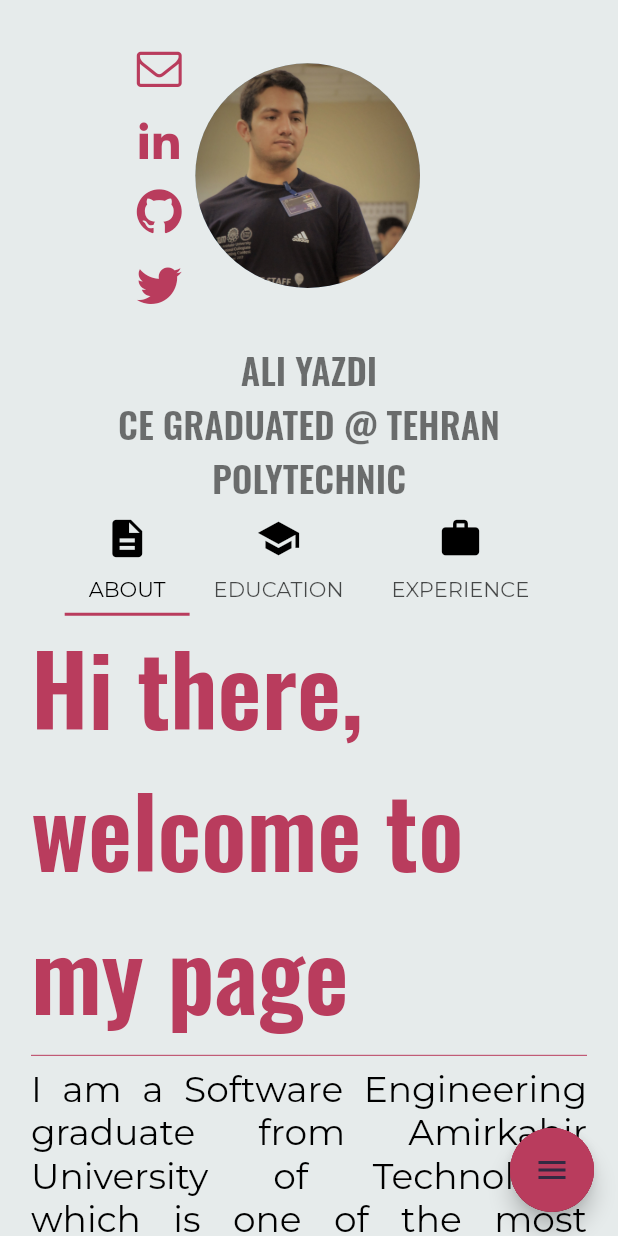
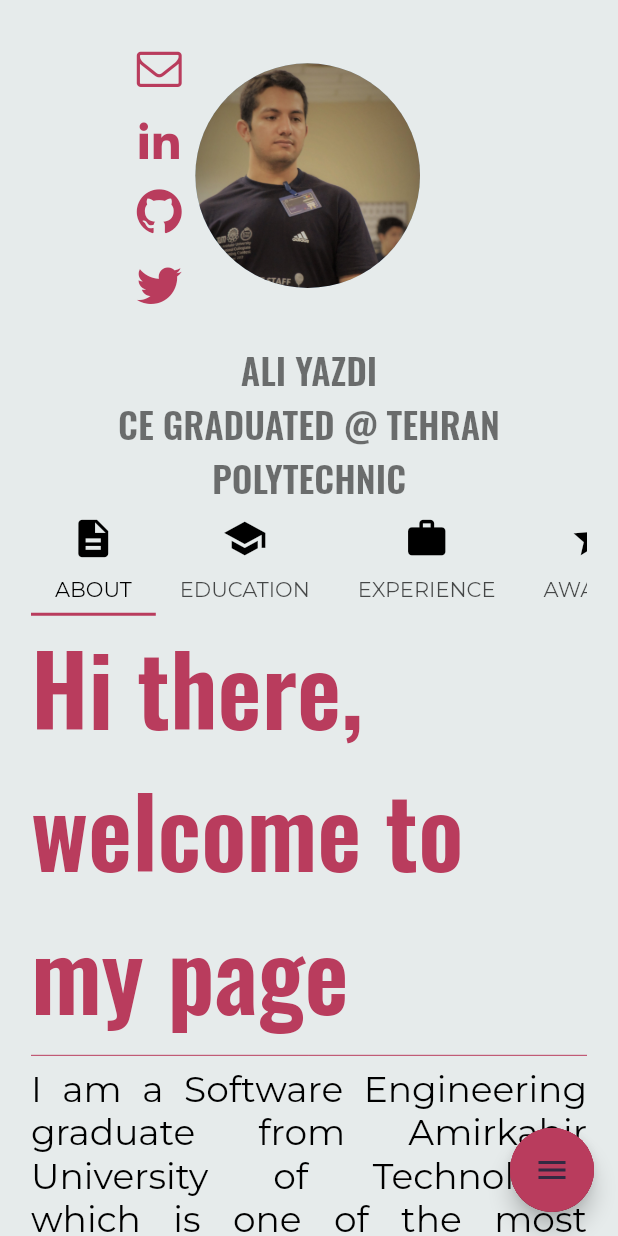
Before and after one commit to aliyazdi75/aliyazdi75.github.io, a Flutter app: the screen it shows after launch, on a phone screen of 412 x 824 dp. Run offline on Flutter 3.47's test engine with Material 2 defaults, Android fonts, the phone set to English and light mode, and no system bars; our stand-ins replace flutter_localized_locales, google_fonts, shared_preferences; missing offline and left inert: dart:html.

Commit message:
1. fix some bug and improvement 2. add awards

```diff
--- a/lib/core/constants/src/urls.dart
+++ b/lib/core/constants/src/urls.dart
@@ -7,6 +7,7 @@ const cvUrl = 'https://github.com/aliyazdi75/Resume/raw/master/CV.pdf';
 
 const downloadPage =
     'https://github.com/aliyazdi75/aliyazdi75.github.io/releases';
+const flutterPage = 'https://flutter.dev';
 
 const topRankUniversity = 'https://ur.isc.gov.ir/#Technology';
 
@@ -16,3 +17,5 @@ const schoolWebsite = 'http://adab.sch.ir/HSchool';
 const tarafdariWebsite = 'https://tarafdari.com';
 const applicationUrl =
     'https://play.google.com/store/apps/details?id=com.tarafdari.news';
+
+const iwmfWebsite = 'https://iwmf.ir';
--- a/lib/data/icons.dart
+++ b/lib/data/icons.dart
@@ -24,8 +24,4 @@ class MySiteIcons {
     0xe904,
     fontFamily: mySiteIconsFont,
   );
-  static const IconData heart = IconData(
-    0xe905,
-    fontFamily: mySiteIconsFont,
-  );
 }
--- a/lib/screens/home/components/src/info/Info.dart
+++ b/lib/screens/home/components/src/info/Info.dart
@@ -4,6 +4,7 @@ import 'package:my_site/l10n/my_site_localizations.dart';
 import 'package:my_site/layout/adaptive.dart';
 
 import 'about.dart';
+import 'awards.dart';
 import 'education.dart';
 import 'experience.dart';
 import 'slider.dart';
@@ -28,10 +29,13 @@ class Info extends StatefulWidget {
 }
 
 class _InfoState extends State<Info> {
+  final materialFont = 'MaterialIcons';
   final List<_InfoItem> infoItems = <_InfoItem>[
     _InfoItem(icon: Icons.description, info: About()),
     _InfoItem(icon: Icons.school, info: Education()),
     _InfoItem(icon: Icons.work, info: Experience()),
+    // Should be Icons.emoji_events
+    _InfoItem(icon: Icons.star, info: Awards()),
   ];
 
   PageController _pageController;
@@ -58,6 +62,7 @@ class _InfoState extends State<Info> {
     infoItems[0].title = localizations.aboutTitle;
     infoItems[1].title = localizations.educationTitle;
     infoItems[2].title = localizations.experienceTitle;
+    infoItems[3].title = localizations.awardsTitle;
 
     return AdaptiveSize(
       large: Row(
@@ -96,8 +101,7 @@ class _InfoState extends State<Info> {
                   valueIndicatorTextStyle: theme.textTheme.headline6.copyWith(
                     fontSize: 30.0,
                     color: theme.primaryColor,
-                    fontFamily:
-                        infoItems[_discreteSliderValue.round()].icon.fontFamily,
+                    fontFamily: materialFont,
                   ),
                 ),
                 child: Slider.adaptive(
--- a/lib/screens/home/components/src/info/about.dart
+++ b/lib/screens/home/components/src/info/about.dart
@@ -20,10 +20,10 @@ class _AboutState extends State<About> {
     final aboutUniversityRank = localizations.aboutUniversityRank;
     final aboutMe = localizations.aboutMe(aboutUniversityRank);
     final aboutUniversityRankIndex = aboutMe.indexOf(aboutUniversityRank);
-    final samplesRepoIndexEnd =
+    final aboutUniversityRankIndexEnd =
         aboutUniversityRankIndex + aboutUniversityRank.length;
     final aboutMeFirst = aboutMe.substring(0, aboutUniversityRankIndex);
-    final aboutMeSecond = aboutMe.substring(samplesRepoIndexEnd);
+    final aboutMeSecond = aboutMe.substring(aboutUniversityRankIndexEnd);
 
     return Column(
       mainAxisAlignment: isMediumDisplay(context)
--- a/lib/screens/home/components/src/info/experience.dart
+++ b/lib/screens/home/components/src/info/experience.dart
@@ -48,7 +48,7 @@ class _ExperienceState extends State<Experience> {
           crossAxisAlignment: CrossAxisAlignment.start,
           children: <Widget>[
             Padding(
-              padding: EdgeInsets.only(top: 30.0),
+              padding: EdgeInsets.only(top: 50.0),
               child: RotatedBox(
                 quarterTurns: isFarsiLocale(context) ? 1 : 3,
                 child: Text(
@@ -117,7 +117,7 @@ class _ExperienceState extends State<Experience> {
               ),
             ),
             Padding(
-              padding: EdgeInsets.only(top: 50.0),
+              padding: EdgeInsets.only(top: 65.0),
               child: RotatedBox(
                 quarterTurns: isFarsiLocale(context) ? 3 : 1,
                 child: Text(
@@ -130,7 +130,7 @@ class _ExperienceState extends State<Experience> {
         ),
         RaisedButton(
           shape: StadiumBorder(),
-          child: Text(localizations.downloadApplication),
+          child: Text(localizations.applicationPage),
           onPressed: () async {
             if (await canLaunch(applicationUrl)) {
               await launch(
--- a/lib/screens/home/components/src/menu/helper.dart
+++ b/lib/screens/home/components/src/menu/helper.dart
@@ -37,7 +37,7 @@ class Helper {
   }
 
   static Widget getDownloadIcon() {
-    return Icon(Icons.file_download);
+    return Icon(Icons.get_app);
   }
 
   static void onLocalChanged(BuildContext context) {
--- a/lib/screens/home/components/src/menu/menu.dart
+++ b/lib/screens/home/components/src/menu/menu.dart
@@ -1,6 +1,5 @@
 import 'package:flutter/material.dart';
 import 'package:my_site/core/cursor_hover/index.dart';
-import 'package:my_site/data/icons.dart';
 import 'package:my_site/l10n/my_site_localizations.dart';
 import 'package:my_site/layout/adaptive.dart';
 
@@ -13,10 +12,20 @@ class Menu extends StatefulWidget {
 }
 
 class _MenuState extends State<Menu> {
+  bool _onFlutterTitleHover = false;
+
+  void _onFlutterTitleHovered(bool value) =>
+      setState(() => _onFlutterTitleHover = value);
+
   @override
   Widget build(BuildContext context) {
     final theme = Theme.of(context);
     final localizations = MySiteLocalizations.of(context);
+
+    final flutterText = localizations.flutterTitle;
+    final byTitle = localizations.byTitle(flutterText);
+    final flutterIndex = byTitle.indexOf(flutterText);
+    final byText = byTitle.substring(0, flutterIndex);
 
     return AdaptiveSize(
       large: DecoratedBox(
@@ -29,28 +38,34 @@ class _MenuState extends State<Menu> {
           children: <Widget>[
             SizedBox(width: 10.0),
             Expanded(
-              child: Text.rich(
-                TextSpan(
-                  children: [
-                    TextSpan(
-                      style: theme.textTheme.subtitle1,
-                      text: localizations.madeWith,
+              child: Wrap(
+                children: [
+                  Text(
+                    localizations.madeWith,
+                    style: theme.textTheme.subtitle1,
+                  ),
+                  Padding(
+                    padding: EdgeInsets.only(right: 5.0, left: 5.0),
+                    child: Icon(
+                      Icons.favorite,
+                      size: 20.0,
                     ),
-                    TextSpan(
-                      style: theme.textTheme.subtitle1.copyWith(
-                        fontFamily: MySiteIcons.heart.fontFamily,
-                      ),
-                      //It's not working on Linux
-                      //'Made with \u2665 by Flutter',
-                      text:
-                          ' ${String.fromCharCode(MySiteIcons.heart.codePoint)} ',
+                  ),
+                  Text(
+                    byText,
+                    style: theme.textTheme.subtitle1,
+                  ),
+                  Text(
+                    flutterText,
+                    style: theme.textTheme.subtitle1.copyWith(
+                      fontWeight: FontWeight.bold,
+                      decoration: _onFlutterTitleHover
+                          ? TextDecoration.underline
+                          : null,
                     ),
-                    TextSpan(
-                      style: theme.textTheme.subtitle1,
-                      text: localizations.byFlutter,
-                    ),
-                  ],
-                ),
+                  ).showCursorOnHover(CursorType.pointer,
+                      onHovered: _onFlutterTitleHovered),
+                ],
               ),
             ),
             IconButton(
```
Also changed, not shown: lib/l10n/intl_en.arb (+52 -6 lines), lib/l10n/intl_fa.arb (+12 -3 lines), lib/l10n/my_site_localizations.dart (+102 -9 lines), lib/screens/home/components/src/info/awards.dart (added, +157 -0 lines), fonts/MySiteIcons.ttf, 2 other files.
